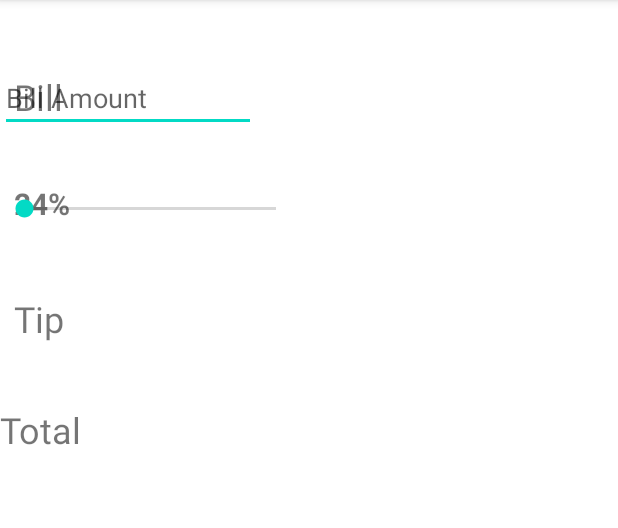
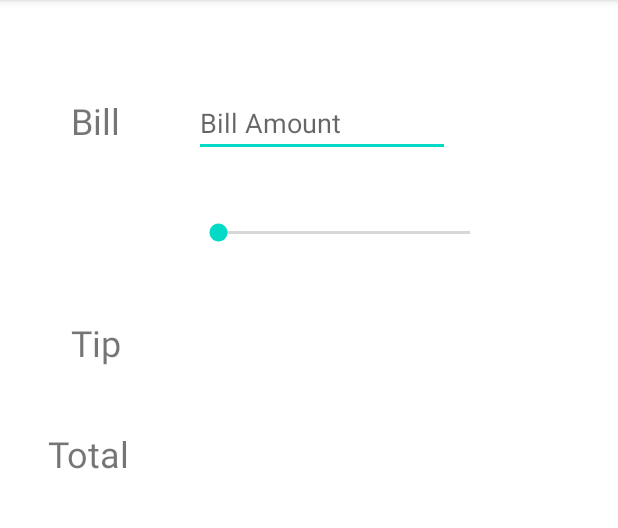
Before and after one commit to narenmicom/TipCalc, an Android app: the screen it shows after launch (MainActivity), on a phone screen of 412 x 824 dp, the part 84-612 px from its top. Run offline under Robolectric (Android 15) with nearby library versions, the phone set to English and light mode, and no system bars.

Commit message:
finished xml file changed

```diff
--- a/app/src/main/res/layout/activity_main.xml
+++ b/app/src/main/res/layout/activity_main.xml
@@ -8,25 +8,15 @@
     tools:context=".MainActivity">
 
     <TextView
-        android:id="@+id/tvbill"
-        android:layout_width="50dp"
-        android:layout_height="34dp"
-        android:layout_marginTop="48dp"
-        android:text="Bill "
-        android:textSize="24sp"
-        app:layout_constraintEnd_toEndOf="@+id/tvtipbar"
-        app:layout_constraintTop_toTopOf="parent" />
-
-    <TextView
         android:id="@+id/tvtipbar"
         android:layout_width="50dp"
         android:layout_height="34dp"
         android:layout_marginTop="40dp"
-        android:text="24%"
         android:textSize="20sp"
         android:textStyle="bold"
         app:layout_constraintEnd_toEndOf="@+id/tvtip"
-        app:layout_constraintTop_toBottomOf="@+id/tvbill" />
+        app:layout_constraintTop_toBottomOf="@+id/tvbill"
+        tools:text="24%" />
 
     <TextView
         android:id="@+id/tvtip"
@@ -40,24 +30,37 @@
 
     <TextView
         android:id="@+id/tvtotal"
-        android:layout_width="59dp"
+        android:layout_width="65dp"
         android:layout_height="37dp"
+        android:layout_marginStart="32dp"
         android:layout_marginTop="40dp"
         android:text="Total"
         android:textSize="24sp"
-        app:layout_constraintTop_toBottomOf="@+id/tvtip"
-        tools:layout_editor_absoluteX="23dp" />
+        app:layout_constraintStart_toStartOf="parent"
+        app:layout_constraintTop_toBottomOf="@+id/tvtip" />
+
+    <TextView
+        android:id="@+id/tvbill"
+        android:layout_width="50dp"
+        android:layout_height="34dp"
+        android:layout_marginTop="64dp"
+        android:text="Bill "
+        android:textSize="24sp"
+        app:layout_constraintEnd_toEndOf="@+id/tvtipbar"
+        app:layout_constraintTop_toTopOf="parent" />
 
     <EditText
         android:id="@+id/etbill"
         android:layout_width="wrap_content"
         android:layout_height="wrap_content"
+        android:layout_marginStart="32dp"
         android:ems="8"
         android:hint="Bill Amount"
         android:inputType="numberDecimal"
         app:layout_constraintBottom_toBottomOf="@+id/tvbill"
+        app:layout_constraintStart_toEndOf="@+id/tvbill"
         app:layout_constraintTop_toTopOf="@+id/tvbill"
-        tools:layout_editor_absoluteX="136dp" />
+        app:layout_constraintVertical_bias="0.45" />
 
     <SeekBar
         android:id="@+id/tipseekbar"
```
